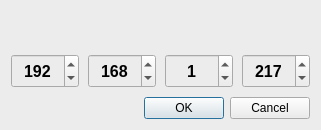
This is ui/dialogwidget/networkdialog.ui in 15903016222/Voice as Qt 5 draws it before an edit. The edited form follows.
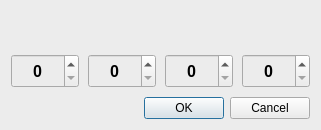
This is the edited form.

Commit message: Updated: 更新networkdialog代码，并能修改，在切换菜单后还能正确显示；

What changed in the file:
```diff
--- a/ui/dialogwidget/networkdialog.ui
+++ b/ui/dialogwidget/networkdialog.ui
@@ -81,10 +81,7 @@
            <set>Qt::AlignCenter</set>
           </property>
           <property name="maximum">
-           <number>1000</number>
-          </property>
-          <property name="value">
-           <number>192</number>
+           <number>255</number>
           </property>
          </widget>
         </item>
@@ -108,10 +105,7 @@
            <set>Qt::AlignCenter</set>
           </property>
           <property name="maximum">
-           <number>1000</number>
-          </property>
-          <property name="value">
-           <number>168</number>
+           <number>255</number>
           </property>
          </widget>
         </item>
@@ -135,10 +129,7 @@
            <set>Qt::AlignCenter</set>
           </property>
           <property name="maximum">
-           <number>100</number>
-          </property>
-          <property name="value">
-           <number>1</number>
+           <number>255</number>
           </property>
          </widget>
         </item>
@@ -162,10 +153,7 @@
            <set>Qt::AlignCenter</set>
           </property>
           <property name="maximum">
-           <number>1000</number>
-          </property>
-          <property name="value">
-           <number>217</number>
+           <number>255</number>
           </property>
          </widget>
         </item>
```
The commit also changes 5 other files.
